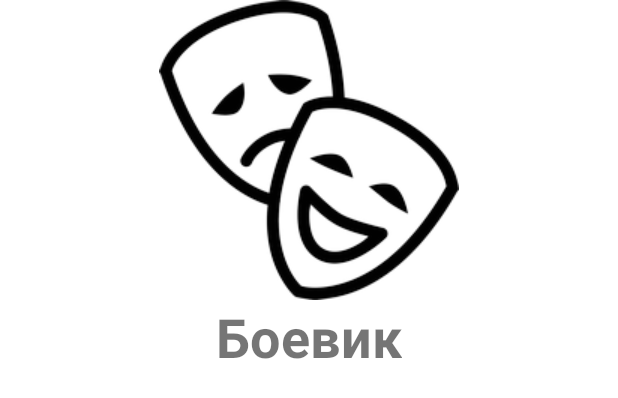
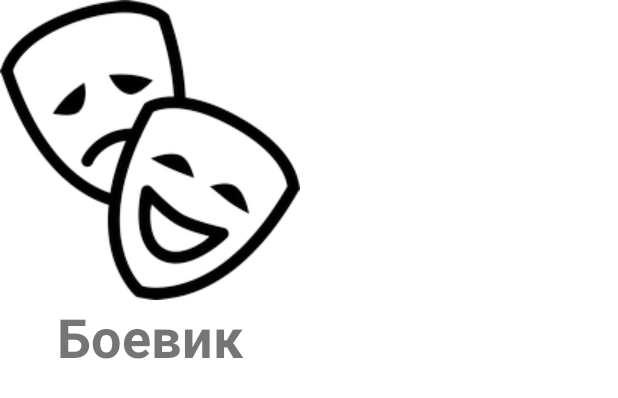
Before and after one commit to Emerald2014/myMovie, an Android app: the layout main_fragment_recycler_item.xml on its own in the app's theme, with its tools: preview values and no code run, on a phone screen of 412 x 824 dp. Shown: the top 398 px of the screen. Run offline under Robolectric (Android 15) with nearby library versions, the phone set to English and light mode, and no system bars.

Commit message:
В тестовом адаптере сделал правильный вывод категорий

```diff
--- a/app/src/main/java/ru/kudesnik/mymovie/KoinModule.kt
+++ b/app/src/main/java/ru/kudesnik/mymovie/KoinModule.kt
@@ -4,10 +4,10 @@ import org.koin.androidx.viewmodel.dsl.viewModel
 import org.koin.dsl.module
 import ru.kudesnik.mymovie.model.repository.Repository
 import ru.kudesnik.mymovie.model.repository.RepositoryImpl
-import ru.kudesnik.mymovie.ui.main.MainViewModel
+import ru.kudesnik.mymovie.ui.list.ListViewModel
 
 val appModule = module {
     single<Repository> { RepositoryImpl() }
     //View models
-    viewModel { MainViewModel(get()) }
+    viewModel { ListViewModel(get()) }
 }
--- a/app/src/main/java/ru/kudesnik/mymovie/MainActivity.kt
+++ b/app/src/main/java/ru/kudesnik/mymovie/MainActivity.kt
@@ -6,6 +6,8 @@ import androidx.recyclerview.widget.GridLayoutManager
 import androidx.recyclerview.widget.LinearLayoutManager
 import androidx.recyclerview.widget.RecyclerView
 import ru.kudesnik.mymovie.model.entities.MovieCategory
+import ru.kudesnik.mymovie.model.entities.getMovieCategory
+import ru.kudesnik.mymovie.model.entities.getMovieCategoryString
 import ru.kudesnik.mymovie.ui.adapters.MainFragmentAdapter
 import ru.kudesnik.mymovie.ui.adapters.TestAdapter
 import ru.kudesnik.mymovie.ui.list.ListFragment
@@ -20,7 +22,7 @@ class MainActivity : AppCompatActivity() {
 
         val recyclerView: RecyclerView = findViewById(R.id.mainFragmentRV)
         recyclerView.layoutManager = GridLayoutManager(this, 2)
-        recyclerView.adapter = TestAdapter(fillList())
+        recyclerView.adapter = TestAdapter(getMovieCategory())
     }
 
     private fun fillList(): List<String> {
--- a/app/src/main/java/ru/kudesnik/mymovie/model/entities/MovieCategory.kt
+++ b/app/src/main/java/ru/kudesnik/mymovie/model/entities/MovieCategory.kt
@@ -12,8 +12,8 @@ enum class MovieCategory(val nameMovie: String, val icon: Int) : Parcelable {
     FANTASTIC("Фантастика", R.drawable.ic_fantastic)
 }
 
-/*
-fun getMovieCategory(): List<String> {
+
+fun getMovieCategoryString(): List<String> {
 
     return listOf(
         MovieCategory.COMEDY.nameMovie,
@@ -23,7 +23,7 @@ fun getMovieCategory(): List<String> {
         )
 }
 
- */
+
 fun getMovieCategory(): List<MovieCategory> {
     return listOf(
         MovieCategory.COMEDY,
--- a/app/src/main/java/ru/kudesnik/mymovie/ui/adapters/MainFragmentAdapter.kt
+++ b/app/src/main/java/ru/kudesnik/mymovie/ui/adapters/MainFragmentAdapter.kt
@@ -36,6 +36,7 @@ class MainFragmentAdapter(private val itemClickListener: MainFragment.OnItemView
             startFragmentTextCategory.text = movieCategory.nameMovie
             startFragmentImageCategory.setImageResource(movieCategory.icon)
             root.setOnClickListener { itemClickListener.onItemViewClick(movieCategory) }
+
 
         }
     }
--- a/app/src/main/java/ru/kudesnik/mymovie/ui/list/ListFragment.kt
+++ b/app/src/main/java/ru/kudesnik/mymovie/ui/list/ListFragment.kt
@@ -15,11 +15,10 @@ import ru.kudesnik.mymovie.model.entities.Movie
 import ru.kudesnik.mymovie.model.entities.MovieCategory
 import ru.kudesnik.mymovie.ui.adapters.ListFragmentAdapter
 import ru.kudesnik.mymovie.ui.details.DetailsFragment
-import ru.kudesnik.mymovie.ui.main.MainViewModel
 
 
 class ListFragment : Fragment() {
-    private val viewModel: MainViewModel by viewModel()
+    private val viewModel: ListViewModel by viewModel()
     private var _binding: ListFragmentBinding? = null
     private val binding get() = _binding!!
 
--- a/app/src/main/java/ru/kudesnik/mymovie/ui/main/MainViewModel.kt
+++ b/app/src/main/java/ru/kudesnik/mymovie/ui/list/ListViewModel.kt
@@ -1,4 +1,4 @@
-package ru.kudesnik.mymovie.ui.main
+package ru.kudesnik.mymovie.ui.list
 
 import androidx.lifecycle.LiveData
 import androidx.lifecycle.MutableLiveData
@@ -6,7 +6,7 @@ import androidx.lifecycle.ViewModel
 import ru.kudesnik.mymovie.model.AppState
 import ru.kudesnik.mymovie.model.repository.Repository
 
-class MainViewModel(private val repository: Repository) : ViewModel() {
+class ListViewModel(private val repository: Repository) : ViewModel() {
     private val liveData = MutableLiveData<AppState>()
 
     fun getLiveData(): LiveData<AppState> = liveData
--- a/app/src/main/res/layout/main_fragment_recycler_item.xml
+++ b/app/src/main/res/layout/main_fragment_recycler_item.xml
@@ -1,8 +1,8 @@
 <?xml version="1.0" encoding="utf-8"?>
 <LinearLayout xmlns:android="http://schemas.android.com/apk/res/android"
     xmlns:app="http://schemas.android.com/apk/res-auto"
-    android:layout_width="match_parent"
-    android:layout_height="match_parent"
+    android:layout_width="wrap_content"
+    android:layout_height="wrap_content"
     xmlns:tools="http://schemas.android.com/tools"
     android:orientation="vertical"
     app:layout_constraintVertical_chainStyle="packed">
```
Also changed, not shown: app/src/main/res/drawable/ic_action.png, app/src/main/res/drawable/ic_fantastic.png, app/src/main/res/drawable/ic_mult.png (added).
